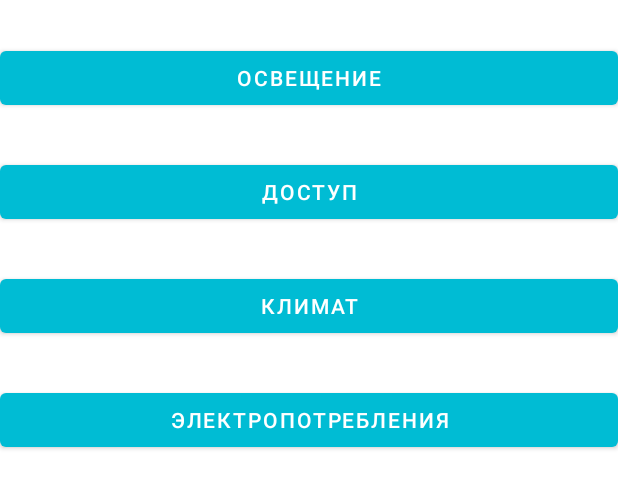
After one commit to KAKBE/smart-House, an Android app: the layout fragment_main.xml on its own in the app's theme, with its tools: preview values and no code run, on a phone screen of 412 x 824 dp. The commit adds this screen. Shown: the top 488 px of the screen. Run offline under Robolectric (Android 15) with nearby library versions, the phone set to English and light mode, and no system bars.

Commit message:
Добавили тестовый фрагмент10

```diff
--- a/app/src/main/java/com/example/myapplication/MainActivity.kt
+++ b/app/src/main/java/com/example/myapplication/MainActivity.kt
@@ -36,7 +36,7 @@ class MainActivity : AppCompatActivity() {
     }
 
 
-    fun navigateTo(fragment: Mainfragment) {
+    fun navigateTo(fragment: Fragment) {
         supportFragmentManager
             .beginTransaction()
             .replace(R.id.container, fragment)
--- /dev/null
+++ b/app/src/main/res/layout/fragment_main.xml
@@ -0,0 +1,33 @@
+<?xml version="1.0" encoding="utf-8"?>
+<LinearLayout android:orientation="vertical"
+    xmlns:android="http://schemas.android.com/apk/res/android" android:layout_width="match_parent"
+    android:layout_height="match_parent">
+
+    <Button
+        android:id="@+id/button9"
+        android:layout_width="match_parent"
+        android:layout_height="wrap_content"
+        android:layout_marginTop="28dp"
+        android:text="Освещение" />
+
+    <Button
+        android:id="@+id/button12"
+        android:layout_width="match_parent"
+        android:layout_height="wrap_content"
+        android:layout_marginTop="28dp"
+        android:text="Доступ" />
+
+    <Button
+        android:id="@+id/button13"
+        android:layout_width="match_parent"
+        android:layout_height="wrap_content"
+        android:layout_marginTop="28dp"
+        android:text="Климат" />
+
+    <Button
+        android:id="@+id/button14"
+        android:layout_width="match_parent"
+        android:layout_height="wrap_content"
+        android:layout_marginTop="28dp"
+        android:text="Электропотребления" />
+</LinearLayout>
```
Also changed, not shown: app/src/main/java/com/example/myapplication/ui/Mainfragment.kt (+16 -1 lines), app/src/main/res/layout/fragment_light.xml (+1 -6 lines).
